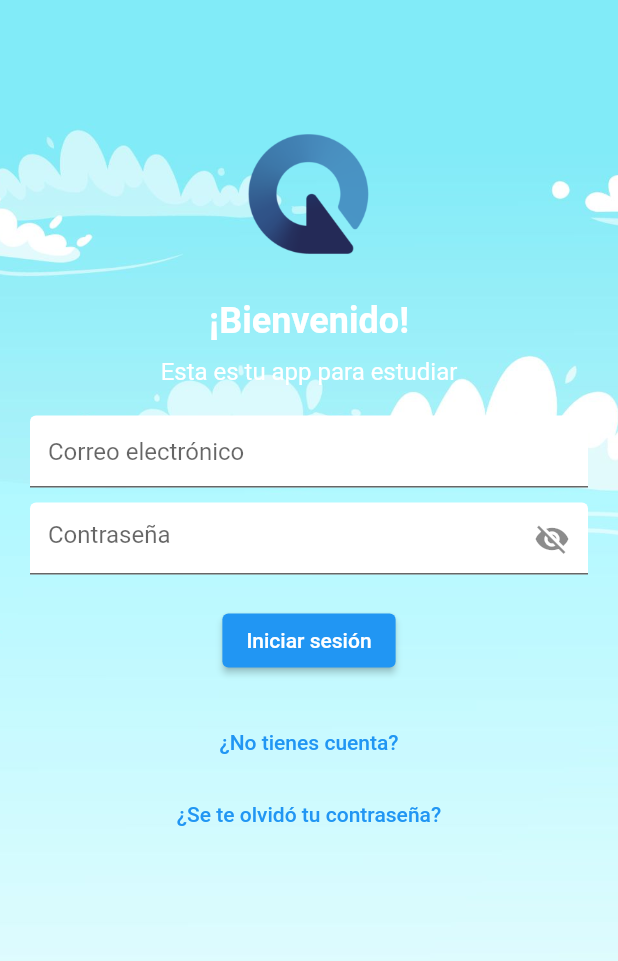
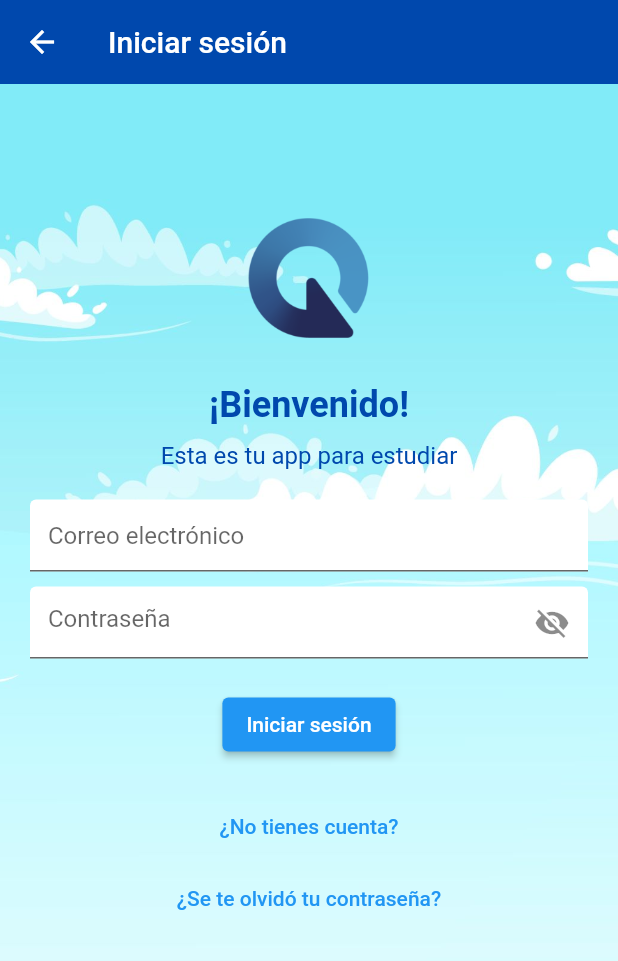
Before and after one commit to Michinded/cardenal_devs, a Flutter app: the screen it shows after launch, on a phone screen of 412 x 824 dp. Shown: the top 961 px of the screen. Run offline on Flutter 3.47's test engine with Material 2 defaults, Android fonts, the phone set to English and light mode, and no system bars; our stand-ins replace firebase_auth, firebase_core, flutter_rating_bar; accounts and stored records are empty.

Commit message:
Update login_view.dart
Se actualizo el login.

```diff
--- a/lib/pages/login/login_view.dart
+++ b/lib/pages/login/login_view.dart
@@ -12,6 +12,8 @@ class LoginPage extends StatefulWidget {
 class _LoginPageState extends State<LoginPage> {
   bool _showPassword = false;
   final LoginController _con = LoginController();
+  static const Color color_primary = Color(0xFF0048ad);
+
   @override
   void initState() {
     // TODO: implement initState
@@ -27,6 +29,17 @@ class _LoginPageState extends State<LoginPage> {
   Widget build(BuildContext context) {
     return Scaffold(
       backgroundColor: const Color(0xFF0048ad),
+      appBar: AppBar(
+        backgroundColor: const Color(0xFF0048ad),
+        elevation: 0,
+        title: const Text('Iniciar sesión'),
+        leading: IconButton(
+          onPressed: () {
+            Navigator.pop(context);
+          },
+          icon: const Icon(Icons.arrow_back),
+        ),
+      ),
       body: Container(
         decoration: const BoxDecoration(
           image: DecorationImage(
@@ -49,7 +62,7 @@ class _LoginPageState extends State<LoginPage> {
               const Text(
                 "¡Bienvenido!",
                 style: TextStyle(
-                  color: Colors.white,
+                  color: color_primary,
                   fontSize: 24,
                   fontWeight: FontWeight.bold,
                 ),
@@ -58,7 +71,7 @@ class _LoginPageState extends State<LoginPage> {
               const Text(
                 "Esta es tu app para estudiar",
                 style: TextStyle(
-                  color: Colors.white,
+                  color: color_primary,
                   fontSize: 16,
                 ),
               ),
```
